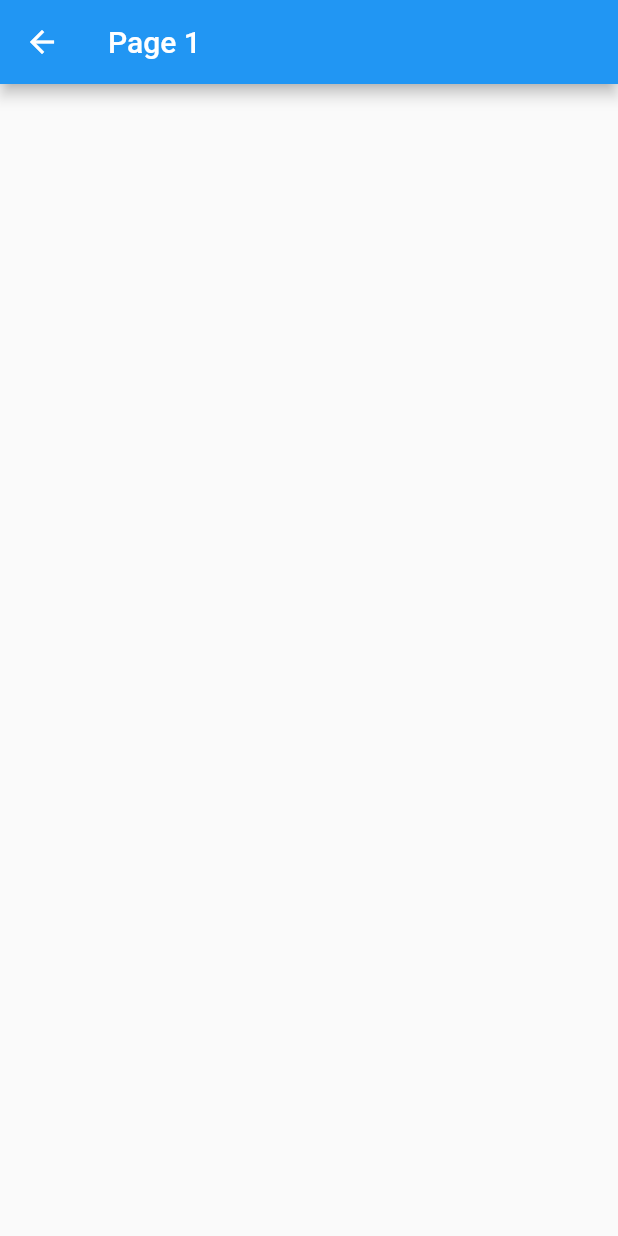
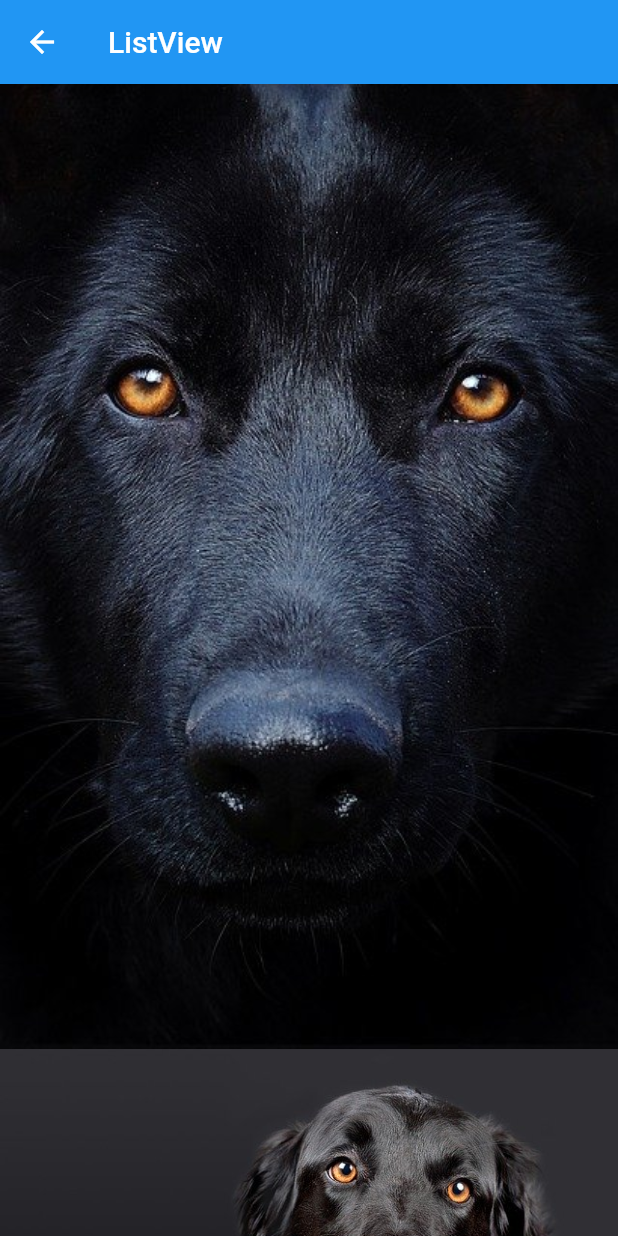
Before and after one commit to Ancora/flutterEssencialBasicWidgets, a Flutter app: the screen it shows after launch, after a tap on "ListView", on a phone screen of 412 x 824 dp. Run offline on Flutter 3.47's test engine with Material 2 defaults, Android fonts, the phone set to English and light mode, and no system bars.

Commit message:
053-MaterialApp/Widgets ListView I.

```diff
--- a/lib/home_page.dart
+++ b/lib/home_page.dart
@@ -1,4 +1,5 @@
 import 'package:flutter/material.dart';
+import 'package:flutterbasicwidgets/pages/hello_listview.dart';
 import 'package:flutterbasicwidgets/pages/hello_page1.dart';
 import 'package:flutterbasicwidgets/pages/hello_page2.dart';
 import 'package:flutterbasicwidgets/pages/hello_page3.dart';
@@ -55,7 +56,7 @@ class HomePage extends StatelessWidget {
           mainAxisAlignment: MainAxisAlignment.spaceEvenly,
           children: <Widget>[
             BlueButton('ListView',
-                onPressed: () => _onClickNavigator(context, HelloPage1())),
+                onPressed: () => _onClickNavigator(context, HelloListView())),
             BlueButton('Page 2',
                 onPressed: () => _onClickNavigator(context, HelloPage2())),
             BlueButton('Page 3',
--- /dev/null
+++ b/lib/pages/hello_listview.dart
@@ -0,0 +1,36 @@
+import 'package:flutter/material.dart';
+
+class HelloListView extends StatelessWidget {
+  @override
+  Widget build(BuildContext context) {
+    return Scaffold(
+      appBar: AppBar(
+        title: Text('ListView'),
+      ),
+      body: _body(),
+    );
+  }
+
+  _body() {
+    return Container(
+      color: Colors.lightBlueAccent,
+      child: ListView(
+        children: <Widget>[
+          _img('assets/images/black-german.jpg'),
+          _img('assets/images/dog.jpg'),
+          _img('assets/images/husky.jpg'),
+          _img('assets/images/pug.jpg'),
+          _img('assets/images/rottweiler.jpg'),
+          _img('assets/images/schafer.jpg'),
+        ],
+      ),
+    );
+  }
+
+  _img(String img) {
+    return Image.asset(
+      img,
+      fit: BoxFit.cover,
+    );
+  }
+}
```
